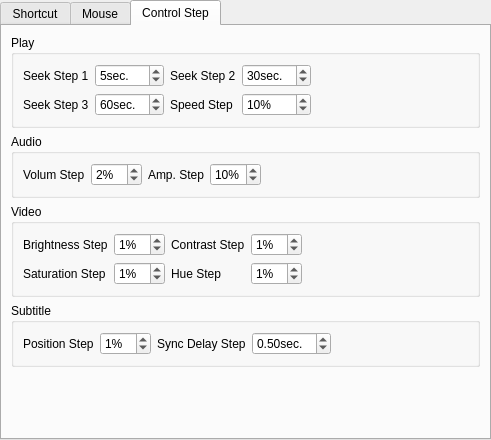
First picture: the form in src/cmplayer/ui/prefstack.ui, repository bylee20/cmplayer-kldp.net, before the edit.
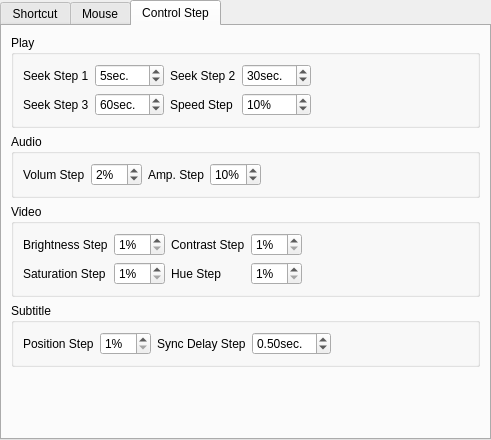
Second picture: the form after the edit. The open tabs and pages were chosen to show the change. Custom widgets are drawn as their Qt base class.

Commit message: 조작 단계 최소값을 0보다 크게 수정

What changed in the file:
```diff
--- a/src/cmplayer/ui/prefstack.ui
+++ b/src/cmplayer/ui/prefstack.ui
@@ -799,6 +799,9 @@
              <property name="suffix" >
               <string>%</string>
              </property>
+             <property name="minimum" >
+              <number>1</number>
+             </property>
              <property name="value" >
               <number>1</number>
              </property>
@@ -816,6 +819,9 @@
              <property name="suffix" >
               <string>%</string>
              </property>
+             <property name="minimum" >
+              <number>1</number>
+             </property>
              <property name="value" >
               <number>1</number>
              </property>
@@ -846,6 +852,9 @@
              <property name="suffix" >
               <string>%</string>
              </property>
+             <property name="minimum" >
+              <number>1</number>
+             </property>
              <property name="value" >
               <number>1</number>
              </property>
@@ -863,6 +872,9 @@
              <property name="suffix" >
               <string>%</string>
              </property>
+             <property name="minimum" >
+              <number>1</number>
+             </property>
              <property name="value" >
               <number>1</number>
              </property>
@@ -902,6 +914,9 @@
              <property name="suffix" >
               <string>%</string>
              </property>
+             <property name="minimum" >
+              <number>1</number>
+             </property>
              <property name="value" >
               <number>1</number>
              </property>
```
Left out of the diff: 8 changed lines with no effect on the pictures.
